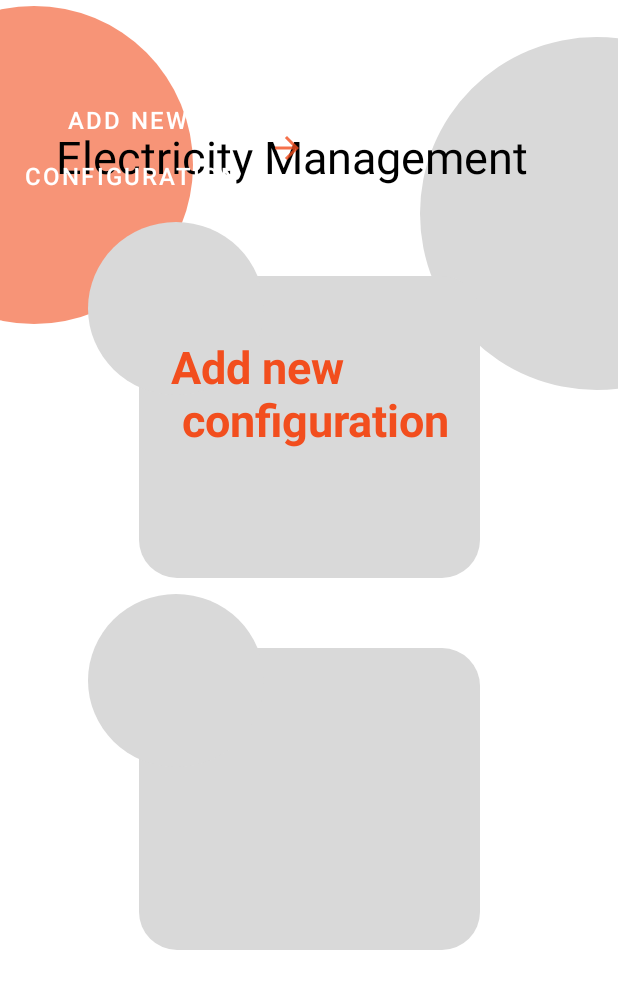
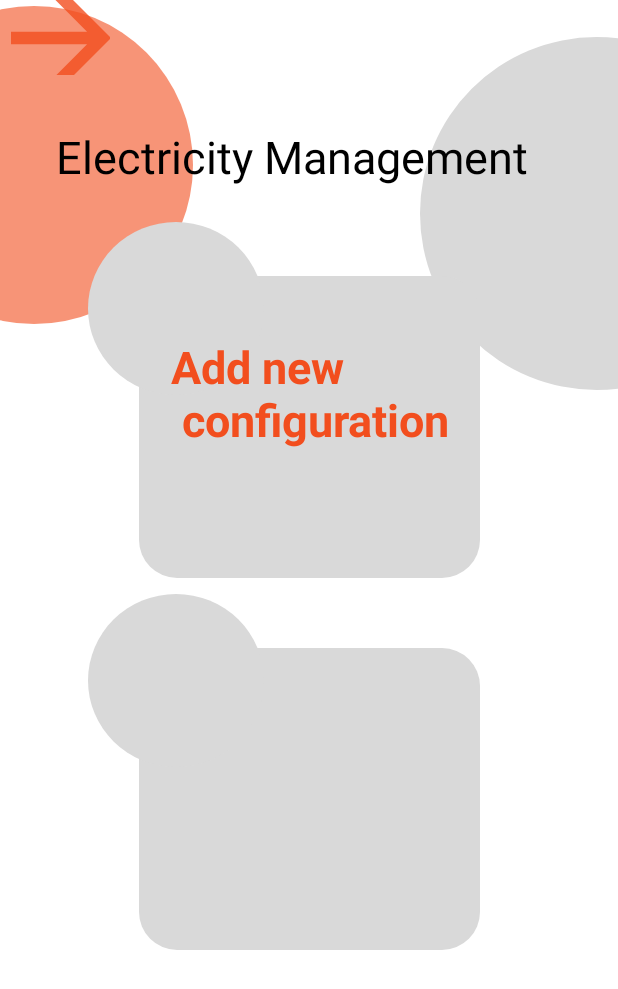
Before and after one commit to IT21333620/Utility-Manager, an Android app: the layout activity_electricity_manager.xml on its own in the app's theme, with its tools: preview values and no code run, on a phone screen of 412 x 824 dp. Shown: the top 989 px of the screen. Run offline under Robolectric (Android 15) with nearby library versions, the phone set to English and light mode, and no system bars.

Commit message:
Init Commit

```diff
--- a/app/src/main/res/layout/activity_electricity_manager.xml
+++ b/app/src/main/res/layout/activity_electricity_manager.xml
@@ -98,18 +98,19 @@
 
     <Button
         android:id="@+id/button2"
-        android:layout_width="219dp"
-        android:layout_height="197dp"
+        android:layout_width="73dp"
+        android:layout_height="50dp"
 
         android:background="#00FFFFFF"
-        android:text="@string/new_config"
-        android:textSize="16sp"
+        android:textColor="@color/orange"
+        android:textSize="24sp"
+        android:textStyle="bold"
         app:icon="@drawable/arrow"
-        app:iconGravity="end"
-        app:iconPadding="20dp"
+        app:iconGravity="textEnd"
+        app:iconSize="100dp"
         app:iconTint="@color/orange"
         app:iconTintMode="src_in"
-        tools:layout_editor_absoluteX="96dp"
-        tools:layout_editor_absoluteY="432dp" />
+        tools:layout_editor_absoluteX="235dp"
+        tools:layout_editor_absoluteY="317dp" />
 
 </androidx.constraintlayout.widget.ConstraintLayout>
```
